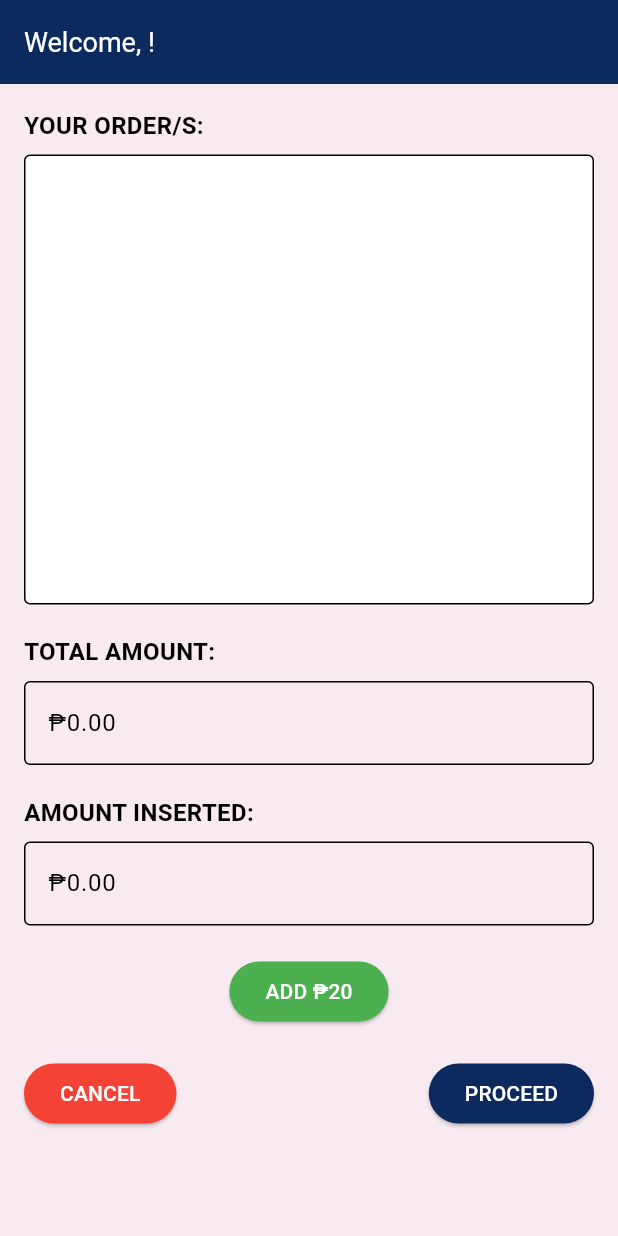
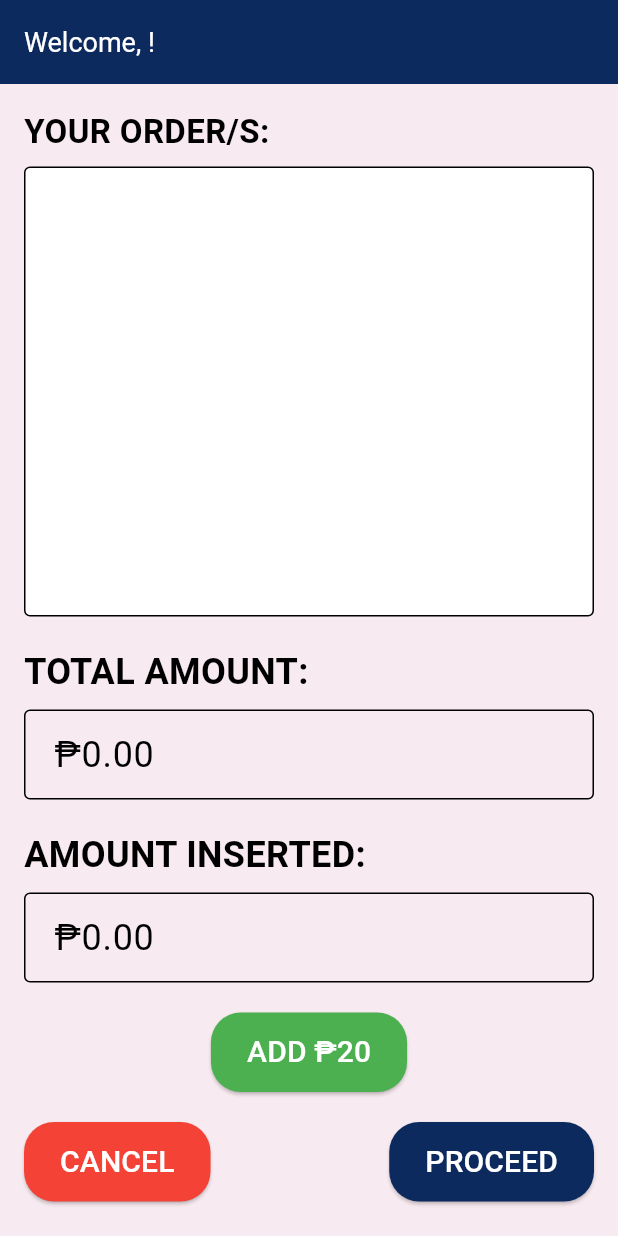
Before and after one commit to Ruoneee/vendomed_flutter, a Flutter app: the PaymentPage screen opened directly with empty values, on a phone screen of 412 x 824 dp. Run offline on Flutter 3.47's test engine with Material 3 defaults, Android fonts, the phone set to English and light mode, and no system bars; our stand-ins replace printing, sqflite, syncfusion_flutter_charts; missing offline and left inert: usb_serial; accounts and stored records are empty; statements that could not run were skipped.

Commit message:
Updating the two payment.dart and points.dart

```diff
--- a/lib/payment.dart
+++ b/lib/payment.dart
@@ -14,11 +14,11 @@ class PaymentPage extends StatefulWidget {
   final String rfidData;
 
   const PaymentPage({
-    super.key,
+    Key? key,
     required this.orders,
     required this.medicinesToBeDisabled,
     required this.rfidData,
-  });
+  }) : super(key: key);
 
   @override
   PaymentPageState createState() => PaymentPageState();
@@ -298,10 +298,11 @@ class PaymentPageState extends State<PaymentPage> {
           child: Column(
             crossAxisAlignment: CrossAxisAlignment.start,
             children: [
+              // YOUR ORDER/S (Larger label)
               const Text(
                 'YOUR ORDER/S:',
                 style: TextStyle(
-                  fontSize: 16,
+                  fontSize: 22, // Increased
                   fontWeight: FontWeight.bold,
                   color: Colors.black,
                 ),
@@ -326,7 +327,7 @@ class PaymentPageState extends State<PaymentPage> {
                         child: Text(
                           '$orderName (Qty: $orderQuantity) - ₱$orderPrice',
                           style: const TextStyle(
-                            fontSize: 16,
+                            fontSize: 20, // Increased
                             color: Colors.black,
                           ),
                           softWrap: true,
@@ -338,10 +339,11 @@ class PaymentPageState extends State<PaymentPage> {
               ),
               const SizedBox(height: 20),
 
+              // TOTAL AMOUNT (Larger label & text field)
               const Text(
                 'TOTAL AMOUNT:',
                 style: TextStyle(
-                  fontSize: 16,
+                  fontSize: 24, // Larger
                   fontWeight: FontWeight.bold,
                   color: Colors.black,
                 ),
@@ -351,20 +353,28 @@ class PaymentPageState extends State<PaymentPage> {
                 enabled: false,
                 decoration: const InputDecoration(
                   disabledBorder: OutlineInputBorder(
-                    borderSide: BorderSide(color: Colors.black),
+                    borderSide: BorderSide(color: Colors.black, width: 1), // Thinner border
+                  ),
+                  contentPadding: EdgeInsets.symmetric(
+                    vertical: 12,
+                    horizontal: 16,
                   ),
                   hintText: 'Total amount will appear here',
+                  hintStyle: TextStyle(fontSize: 24),
                 ),
                 initialValue: '₱${totalAmount.toStringAsFixed(2)}',
-                style: const TextStyle(color: Colors.black),
+                style: const TextStyle(
+                  color: Colors.black,
+                  fontSize: 24, // Larger text
+                ),
               ),
               const SizedBox(height: 20),
 
-              // AMOUNT INSERTED SECTION
+              // AMOUNT INSERTED (Larger label & text field)
               const Text(
                 'AMOUNT INSERTED:',
                 style: TextStyle(
-                  fontSize: 16,
+                  fontSize: 24, // Larger
                   fontWeight: FontWeight.bold,
                   color: Colors.black,
                 ),
@@ -375,18 +385,30 @@ class PaymentPageState extends State<PaymentPage> {
                 enabled: false,
                 decoration: const InputDecoration(
                   disabledBorder: OutlineInputBorder(
-                    borderSide: BorderSide(color: Colors.black),
+                    borderSide: BorderSide(color: Colors.black, width: 1), // Thinner border
+                  ),
+                  contentPadding: EdgeInsets.symmetric(
+                    vertical: 12,
+                    horizontal: 16,
                   ),
                   hintText: 'Amount inserted will appear here',
+                  hintStyle: TextStyle(fontSize: 24),
                 ),
-                style: const TextStyle(color: Colors.black),
+                style: const TextStyle(
+                  color: Colors.black,
+                  fontSize: 24, // Larger text
+                ),
               ),
               const SizedBox(height: 20),
 
-              // ADD COINS BUTTON
+              // ADD COINS BUTTON (Larger text)
               Center(
                 child: ElevatedButton(
                   style: ElevatedButton.styleFrom(
+                    padding: const EdgeInsets.symmetric(
+                      horizontal: 24,
+                      vertical: 12,
+                    ),
                     backgroundColor: Colors.green,
                     shape: RoundedRectangleBorder(
                       borderRadius: BorderRadius.circular(20),
@@ -394,18 +416,25 @@ class PaymentPageState extends State<PaymentPage> {
                     foregroundColor: Colors.white,
                   ),
                   onPressed: _incrementAmountInserted,
-                  child: const Text('ADD ₱20'),
+                  child: const Text(
+                    'ADD ₱20',
+                    style: TextStyle(fontSize: 20), // Larger text
+                  ),
                 ),
               ),
               const SizedBox(height: 20),
 
-              // CANCEL / PROCEED Buttons
+              // CANCEL / PROCEED Buttons (Larger text)
               Row(
                 mainAxisAlignment: MainAxisAlignment.spaceBetween,
                 children: [
-                  // CANCEL button navigates back to MedicineMenu while preserving orders
+                  // CANCEL button
                   ElevatedButton(
                     style: ElevatedButton.styleFrom(
+                      padding: const EdgeInsets.symmetric(
+                        horizontal: 24,
+                        vertical: 12,
+                      ),
                       backgroundColor: Colors.red,
                       shape: RoundedRectangleBorder(
                         borderRadius: BorderRadius.circular(20),
@@ -423,19 +452,29 @@ class PaymentPageState extends State<PaymentPage> {
                         ),
                       );
                     },
-                    child: const Text('CANCEL'),
+                    child: const Text(
+                      'CANCEL',
+                      style: TextStyle(fontSize: 20), // Larger text
+                    ),
                   ),
-                  // PROCEED button processes payment, updates stock, awards points if user is RFID
+                  // PROCEED button
                   ElevatedButton(
                     style: ElevatedButton.styleFrom(
-                      backgroundColor: const Color(0xFF0D2A5E),
+                      padding: const EdgeInsets.symmetric(
+                        horizontal: 24,
+                        vertical: 12,
+                      ),
+                      backgroundColor: Color(0xFF0D2A5E),
                       shape: RoundedRectangleBorder(
                         borderRadius: BorderRadius.circular(20),
                       ),
                       foregroundColor: Colors.white,
                     ),
                     onPressed: _onProceedButtonPressed,
-                    child: const Text('PROCEED'),
+                    child: const Text(
+                      'PROCEED',
+                      style: TextStyle(fontSize: 20), // Larger text
+                    ),
                   ),
                 ],
               ),
```
Also changed, not shown: lib/points.dart (+54 -18 lines).
